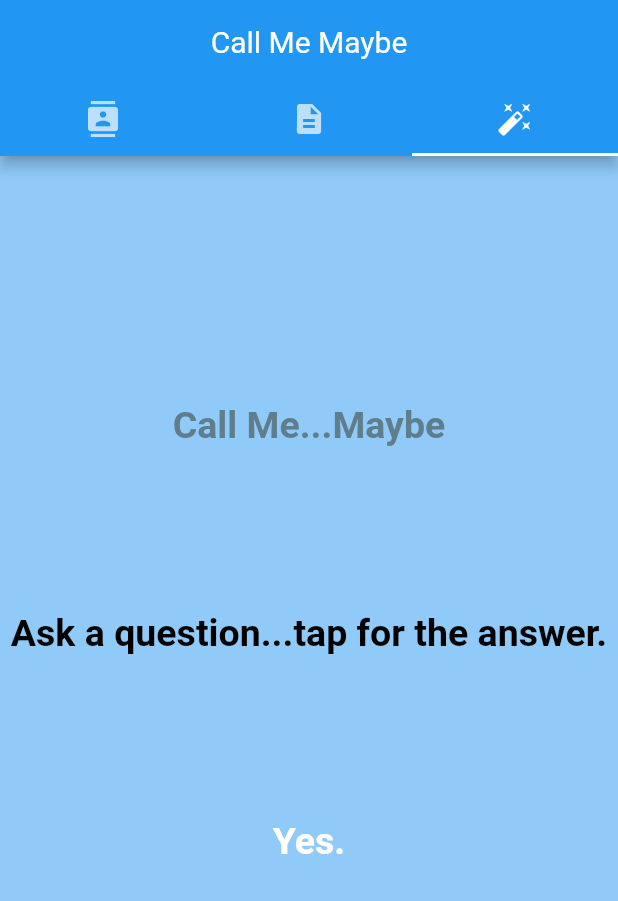
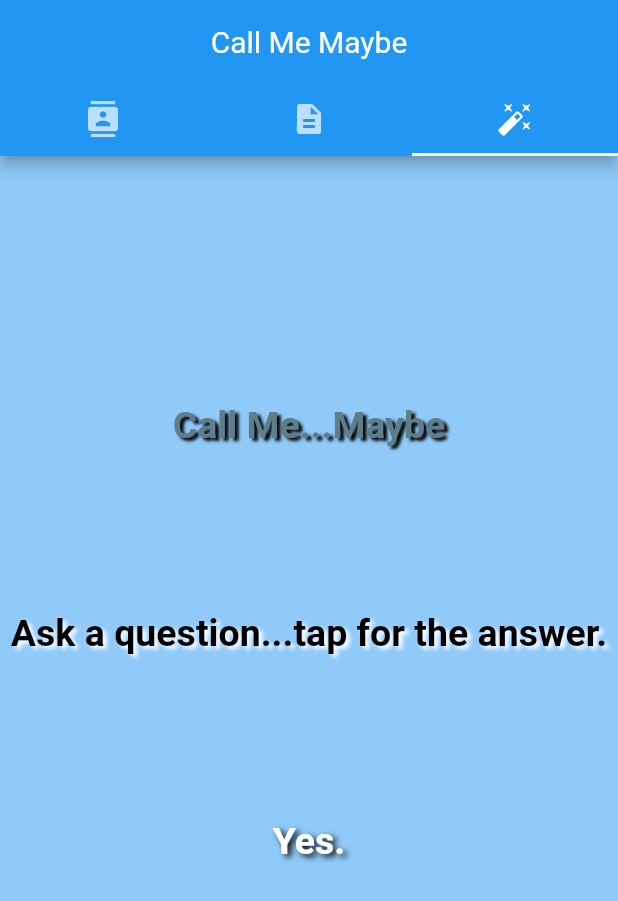
Before and after one commit to nlanners/call_me_maybe, a Flutter app: the screen it shows after launch, tab 3 chosen, on a phone screen of 412 x 824 dp. Shown: the top 901 px of the screen. Run offline on Flutter 3.47's test engine with Material 2 defaults, Android fonts, the phone set to English and light mode, and no system bars.

Commit message:
Altered some styles

```diff
--- a/lib/screens/resume.dart
+++ b/lib/screens/resume.dart
@@ -86,18 +86,24 @@ Widget workEntry(Map entryInfo, BuildContext context) {
             ],
           ),
         ),
-        Align(alignment: Alignment.centerLeft, child: Text(description, style: Styles.jobText,)),
+        Align(
+          alignment: Alignment.centerLeft,
+          child: Text(
+            description,
+            style: Styles.jobText,
+          )
+        ),
       ],
     ),
   );
 }
 
 List<Widget> createResume(List jobs, BuildContext context) {
-List<Widget> resume = [];
+  List<Widget> resume = [];
 
-jobs.forEach( (job) {
-  resume.add(workEntry(job, context));
-});
+  for (var job in jobs) {
+    resume.add(workEntry(job, context));
+  }
 
   return resume;
 }
--- a/lib/styles.dart
+++ b/lib/styles.dart
@@ -22,7 +22,14 @@ class Styles {
     fontFamily: _fontNameDefault,
     fontWeight: FontWeight.w700,
     fontSize: _textSizeLarge,
-    color: _textColorFaint
+    color: _textColorFaint,
+    shadows:[
+      Shadow(
+        color: Colors.black,
+        blurRadius: 2,
+        offset: Offset(2.5, 2)
+      )
+    ]
   );
 
   static const normalText = TextStyle(
@@ -36,14 +43,28 @@ class Styles {
     fontFamily: _fontNameDefault,
     fontWeight: FontWeight.bold,
     fontSize: _textSizeLarge,
-    color: _textColorDefault
+    color: _textColorDefault,
+    shadows:[
+      Shadow(
+        color: Colors.white,
+        blurRadius: 3,
+        offset: Offset(2.5, 2)
+      )
+    ]
   );
 
   static const responseText = TextStyle(
     fontFamily: _fontNameDefault,
     fontWeight: FontWeight.bold,
     fontSize: _textSizeLarge,
-    color: _textColorBright
+    color: _textColorBright,
+    shadows:[
+      Shadow(
+        color: Colors.black,
+        blurRadius: 5,
+        offset: Offset(2.5, 2)
+      )
+    ]
   );
 
   static const titleText = TextStyle(
```
